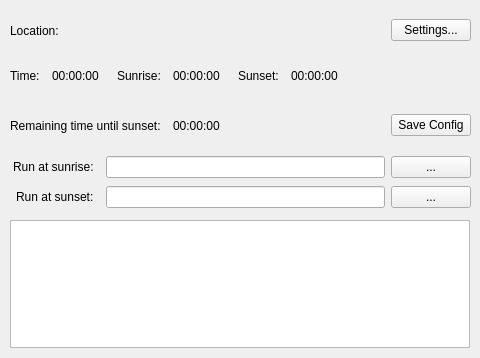
Old version of the form QtSsMainWindow.ui in the repository mairda/QtSunsetter.
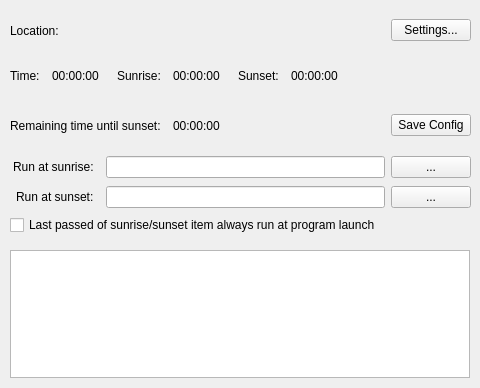
New version of the form.

Commit message: Added a checkbox to the main window to allow the option to run the previous horizon crossing event whenever the program is launched, e.g. if it's part way through the night when launched run the sunset program on launch, etc. Modified the config save for values not yet saved so that the conditional test whether to save it is performed in the save function itself to reduce the cylcomatic complexity of the caller. Added an option to force the sky view clock to be speeded up without using debug.

What changed in the file:
```diff
--- a/QtSsMainWindow.ui
+++ b/QtSsMainWindow.ui
@@ -7,7 +7,7 @@
     <x>0</x>
     <y>0</y>
     <width>480</width>
-    <height>358</height>
+    <height>388</height>
    </rect>
   </property>
   <property name="windowTitle">
@@ -419,7 +419,7 @@
    <property name="geometry">
     <rect>
      <x>10</x>
-     <y>220</y>
+     <y>250</y>
      <width>460</width>
      <height>128</height>
     </rect>
@@ -448,6 +448,38 @@
     </rectf>
    </property>
   </widget>
+  <widget class="QWidget" name="horizontalLayoutWidget_6">
+   <property name="geometry">
+    <rect>
+     <x>10</x>
+     <y>210</y>
+     <width>461</width>
+     <height>31</height>
+    </rect>
+   </property>
+   <layout class="QHBoxLayout" name="horizontalLayout_6">
+    <item>
+     <widget class="QCheckBox" name="runLastEventAtLaunch">
+      <property name="text">
+       <string>Last passed of sunrise/sunset item always run at program launch</string>
+      </property>
+     </widget>
+    </item>
+    <item>
+     <spacer name="horizontalSpacer_15">
+      <property name="orientation">
+       <enum>Qt::Horizontal</enum>
+      </property>
+      <property name="sizeHint" stdset="0">
+       <size>
+        <width>40</width>
+        <height>20</height>
+       </size>
+      </property>
+     </spacer>
+    </item>
+   </layout>
+  </widget>
  </widget>
  <resources/>
  <connections/>
```
The commit also changes 3 other files.
